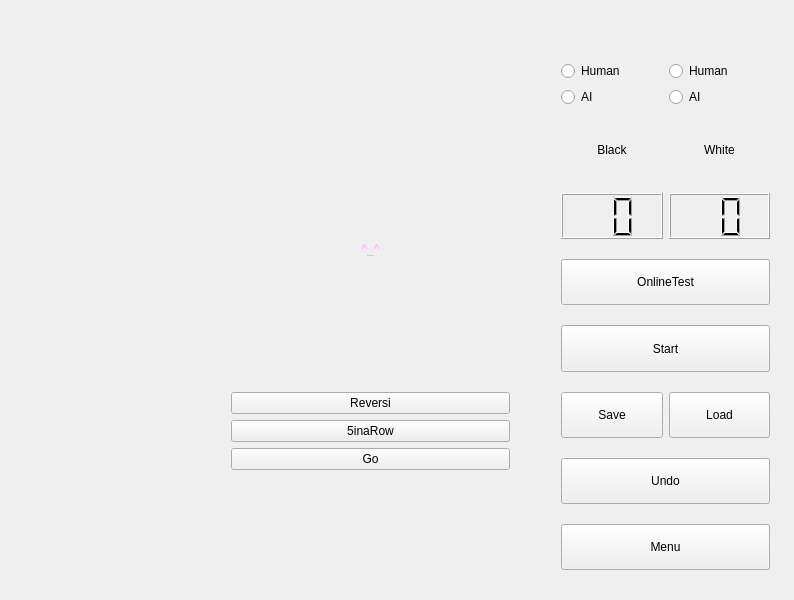
Qt form widget.ui (helloworld128/OOP_New) before a commit.
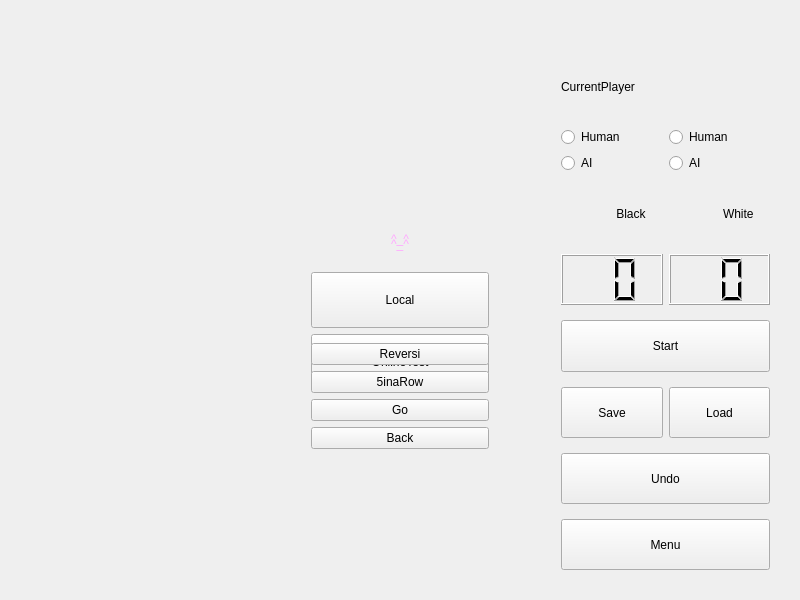
The same form after that commit. Icons and pictures are not drawn.

```diff
--- a/widget.ui
+++ b/widget.ui
@@ -6,20 +6,38 @@
    <rect>
     <x>0</x>
     <y>0</y>
-    <width>794</width>
+    <width>800</width>
     <height>600</height>
    </rect>
   </property>
+  <property name="sizePolicy">
+   <sizepolicy hsizetype="Fixed" vsizetype="Fixed">
+    <horstretch>0</horstretch>
+    <verstretch>0</verstretch>
+   </sizepolicy>
+  </property>
+  <property name="minimumSize">
+   <size>
+    <width>800</width>
+    <height>600</height>
+   </size>
+  </property>
+  <property name="maximumSize">
+   <size>
+    <width>800</width>
+    <height>600</height>
+   </size>
+  </property>
   <property name="windowTitle">
    <string>Reversi</string>
   </property>
   <widget class="QWidget" name="MainMenu" native="true">
    <property name="geometry">
     <rect>
-     <x>220</x>
-     <y>100</y>
-     <width>301</width>
-     <height>381</height>
+     <x>300</x>
+     <y>140</y>
+     <width>200</width>
+     <height>320</height>
     </rect>
    </property>
    <layout class="QVBoxLayout" name="menu">
@@ -67,13 +85,23 @@
       </property>
      </widget>
     </item>
+    <item>
+     <widget class="QPushButton" name="Back_Button">
+      <property name="styleSheet">
+       <string notr="true">font: 28pt &quot;Adobe Arabic&quot;;</string>
+      </property>
+      <property name="text">
+       <string>Back</string>
+      </property>
+     </widget>
+    </item>
    </layout>
   </widget>
   <widget class="QLabel" name="Board">
    <property name="geometry">
     <rect>
-     <x>10</x>
-     <y>60</y>
+     <x>50</x>
+     <y>70</y>
      <width>480</width>
      <height>480</height>
     </rect>
@@ -106,11 +134,24 @@
      <height>531</height>
     </rect>
    </property>
-   <layout class="QGridLayout" name="Gamemenu" rowstretch="1,0,0,0,0,0,0,0,0">
+   <layout class="QGridLayout" name="Gamemenu" rowstretch="0,0,0,0,0,0,0,0,0" columnstretch="1,1" rowminimumheight="0,0,0,0,20,20,0,0,0" columnminimumwidth="0,0">
     <property name="verticalSpacing">
-     <number>20</number>
+     <number>15</number>
     </property>
-    <item row="0" column="1">
+    <item row="4" column="1">
+     <widget class="QLCDNumber" name="WCount_LCD">
+      <property name="sizePolicy">
+       <sizepolicy hsizetype="Preferred" vsizetype="Preferred">
+        <horstretch>0</horstretch>
+        <verstretch>0</verstretch>
+       </sizepolicy>
+      </property>
+      <property name="digitCount">
+       <number>2</number>
+      </property>
+     </widget>
+    </item>
+    <item row="1" column="1">
      <layout class="QVBoxLayout" name="verticalLayout_2">
       <item>
        <widget class="QRadioButton" name="WPlayer">
@@ -128,49 +169,7 @@
       </item>
      </layout>
     </item>
-    <item row="4" column="0" colspan="2">
-     <widget class="QPushButton" name="Online_Button">
-      <property name="sizePolicy">
-       <sizepolicy hsizetype="Minimum" vsizetype="Minimum">
-        <horstretch>0</horstretch>
-        <verstretch>0</verstretch>
-       </sizepolicy>
-      </property>
-      <property name="styleSheet">
-       <string notr="true">font: 28pt &quot;Adobe Arabic&quot;;</string>
-      </property>
-      <property name="text">
-       <string>OnlineTest</string>
-      </property>
-     </widget>
-    </item>
-    <item row="2" column="1">
-     <widget class="QLabel" name="WCount_Label">
-      <property name="styleSheet">
-       <string notr="true">font: 18pt &quot;Adobe Arabic&quot;;</string>
-      </property>
-      <property name="text">
-       <string>White</string>
-      </property>
-      <property name="alignment">
-       <set>Qt::AlignCenter</set>
-      </property>
-     </widget>
-    </item>
-    <item row="3" column="1">
-     <widget class="QLCDNumber" name="WCount_LCD">
-      <property name="sizePolicy">
-       <sizepolicy hsizetype="Preferred" vsizetype="Preferred">
-        <horstretch>0</horstretch>
-        <verstretch>0</verstretch>
-       </sizepolicy>
-      </property>
-      <property name="digitCount">
-       <number>2</number>
-      </property>
-     </widget>
-    </item>
-    <item row="0" column="0">
+    <item row="1" column="0">
      <layout class="QVBoxLayout" name="verticalLayout">
       <item>
        <widget class="QRadioButton" name="BPlayer">
@@ -188,22 +187,6 @@
       </item>
      </layout>
     </item>
-    <item row="6" column="0">
-     <widget class="QPushButton" name="Save_Button">
-      <property name="sizePolicy">
-       <sizepolicy hsizetype="Minimum" vsizetype="Minimum">
-        <horstretch>0</horstretch>
-        <verstretch>0</verstretch>
-       </sizepolicy>
-      </property>
-      <property name="styleSheet">
-       <string notr="true">font: 28pt &quot;Adobe Arabic&quot;;</string>
-      </property>
-      <property name="text">
-       <string>Save</string>
-      </property>
-     </widget>
-    </item>
     <item row="8" column="0" colspan="2">
      <widget class="QPushButton" name="Menu_Button">
       <property name="sizePolicy">
@@ -220,21 +203,8 @@
       </property>
      </widget>
     </item>
-    <item row="2" column="0">
-     <widget class="QLabel" name="BCount_Label">
-      <property name="styleSheet">
-       <string notr="true">font: 18pt &quot;Adobe Arabic&quot;;</string>
-      </property>
-      <property name="text">
-       <string>Black</string>
-      </property>
-      <property name="alignment">
-       <set>Qt::AlignCenter</set>
-      </property>
-     </widget>
-    </item>
-    <item row="6" column="1">
-     <widget class="QPushButton" name="Load_Button">
+    <item row="6" column="0">
+     <widget class="QPushButton" name="Save_Button">
       <property name="sizePolicy">
        <sizepolicy hsizetype="Minimum" vsizetype="Minimum">
         <horstretch>0</horstretch>
@@ -245,7 +215,7 @@
        <string notr="true">font: 28pt &quot;Adobe Arabic&quot;;</string>
       </property>
       <property name="text">
-       <string>Load</string>
+       <string>Save</string>
       </property>
      </widget>
     </item>
@@ -265,16 +235,29 @@
       </property>
      </widget>
     </item>
-    <item row="3" column="0">
-     <widget class="QLCDNumber" name="BCount_LCD">
+    <item row="0" column="0">
+     <widget class="QLabel" name="CurrentPlayer_Label">
+      <property name="styleSheet">
+       <string notr="true">font: 18pt &quot;Adobe Arabic&quot;;</string>
+      </property>
+      <property name="text">
+       <string>CurrentPlayer</string>
+      </property>
+     </widget>
+    </item>
+    <item row="6" column="1">
+     <widget class="QPushButton" name="Load_Button">
       <property name="sizePolicy">
-       <sizepolicy hsizetype="Preferred" vsizetype="Preferred">
+       <sizepolicy hsizetype="Minimum" vsizetype="Minimum">
         <horstretch>0</horstretch>
         <verstretch>0</verstretch>
        </sizepolicy>
       </property>
-      <property name="digitCount">
-       <number>2</number>
+      <property name="styleSheet">
+       <string notr="true">font: 28pt &quot;Adobe Arabic&quot;;</string>
+      </property>
+      <property name="text">
+       <string>Load</string>
       </property>
      </widget>
     </item>
@@ -294,8 +277,196 @@
       </property>
      </widget>
     </item>
+    <item row="4" column="0">
+     <widget class="QLCDNumber" name="BCount_LCD">
+      <property name="sizePolicy">
+       <sizepolicy hsizetype="Preferred" vsizetype="Preferred">
+        <horstretch>0</horstretch>
+        <verstretch>0</verstretch>
+       </sizepolicy>
+      </property>
+      <property name="digitCount">
+       <number>2</number>
+      </property>
+     </widget>
+    </item>
+    <item row="3" column="0">
+     <layout class="QHBoxLayout" name="horizontalLayout" stretch="1,2">
+      <property name="sizeConstraint">
+       <enum>QLayout::SetDefaultConstraint</enum>
+      </property>
+      <item>
+       <widget class="QLabel" name="bPict">
+        <property name="maximumSize">
+         <size>
+          <width>40</width>
+          <height>40</height>
+         </size>
+        </property>
+        <property name="text">
+         <string/>
+        </property>
+        <property name="pixmap">
+         <pixmap resource="res.qrc">:/new/images/stoneB.png</pixmap>
+        </property>
+        <property name="scaledContents">
+         <bool>true</bool>
+        </property>
+        <property name="margin">
+         <number>5</number>
+        </property>
+       </widget>
+      </item>
+      <item>
+       <widget class="QLabel" name="bName">
+        <property name="styleSheet">
+         <string notr="true">font: 18pt &quot;Adobe Arabic&quot;;</string>
+        </property>
+        <property name="text">
+         <string>Black</string>
+        </property>
+        <property name="alignment">
+         <set>Qt::AlignCenter</set>
+        </property>
+       </widget>
+      </item>
+     </layout>
+    </item>
+    <item row="3" column="1">
+     <layout class="QHBoxLayout" name="horizontalLayout_2" stretch="1,1">
+      <property name="sizeConstraint">
+       <enum>QLayout::SetDefaultConstraint</enum>
+      </property>
+      <item>
+       <widget class="QLabel" name="wPict">
+        <property name="maximumSize">
+         <size>
+          <width>50</width>
+          <height>50</height>
+         </size>
+        </property>
+        <property name="styleSheet">
+         <string notr="true">font: 18pt &quot;Adobe Arabic&quot;;</string>
+        </property>
+        <property name="text">
+         <string/>
+        </property>
+        <property name="pixmap">
+         <pixmap resource="res.qrc">:/new/images/stoneW.png</pixmap>
+        </property>
+        <property name="scaledContents">
+         <bool>true</bool>
+        </property>
+        <property name="alignment">
+         <set>Qt::AlignCenter</set>
+        </property>
+        <property name="margin">
+         <number>5</number>
+        </property>
+       </widget>
+      </item>
+      <item>
+       <widget class="QLabel" name="wName">
+        <property name="styleSheet">
+         <string notr="true">font: 18pt &quot;Adobe Arabic&quot;;</string>
+        </property>
+        <property name="text">
+         <string>White</string>
+        </property>
+       </widget>
+      </item>
+     </layout>
+    </item>
    </layout>
   </widget>
+  <widget class="QLabel" name="CurrentPlayerPict">
+   <property name="geometry">
+    <rect>
+     <x>680</x>
+     <y>40</y>
+     <width>60</width>
+     <height>60</height>
+    </rect>
+   </property>
+   <property name="maximumSize">
+    <size>
+     <width>60</width>
+     <height>60</height>
+    </size>
+   </property>
+   <property name="text">
+    <string/>
+   </property>
+   <property name="scaledContents">
+    <bool>true</bool>
+   </property>
+   <property name="wordWrap">
+    <bool>false</bool>
+   </property>
+  </widget>
+  <widget class="QWidget" name="Menu" native="true">
+   <property name="geometry">
+    <rect>
+     <x>300</x>
+     <y>200</y>
+     <width>200</width>
+     <height>200</height>
+    </rect>
+   </property>
+   <layout class="QVBoxLayout" name="_Menu">
+    <item>
+     <widget class="QLabel" name="Title_Label_2">
+      <property name="styleSheet">
+       <string notr="true">font: 40pt &quot;Adobe Arabic&quot;;
+color:rgb(255, 170, 255)</string>
+      </property>
+      <property name="text">
+       <string>^_^</string>
+      </property>
+      <property name="alignment">
+       <set>Qt::AlignCenter</set>
+      </property>
+     </widget>
+    </item>
+    <item>
+     <widget class="QPushButton" name="Local_Button">
+      <property name="sizePolicy">
+       <sizepolicy hsizetype="Minimum" vsizetype="Minimum">
+        <horstretch>0</horstretch>
+        <verstretch>0</verstretch>
+       </sizepolicy>
+      </property>
+      <property name="styleSheet">
+       <string notr="true">font: 28pt &quot;Adobe Arabic&quot;;</string>
+      </property>
+      <property name="text">
+       <string>Local</string>
+      </property>
+     </widget>
+    </item>
+    <item>
+     <widget class="QPushButton" name="Online_Button">
+      <property name="sizePolicy">
+       <sizepolicy hsizetype="Minimum" vsizetype="Minimum">
+        <horstretch>0</horstretch>
+        <verstretch>0</verstretch>
+       </sizepolicy>
+      </property>
+      <property name="styleSheet">
+       <string notr="true">font: 28pt &quot;Adobe Arabic&quot;;</string>
+      </property>
+      <property name="text">
+       <string>OnlineTest</string>
+      </property>
+     </widget>
+    </item>
+   </layout>
+  </widget>
+  <zorder>Board</zorder>
+  <zorder>GameMenu</zorder>
+  <zorder>CurrentPlayerPict</zorder>
+  <zorder>Menu</zorder>
+  <zorder>MainMenu</zorder>
  </widget>
  <layoutdefault spacing="6" margin="11"/>
  <resources>
```
